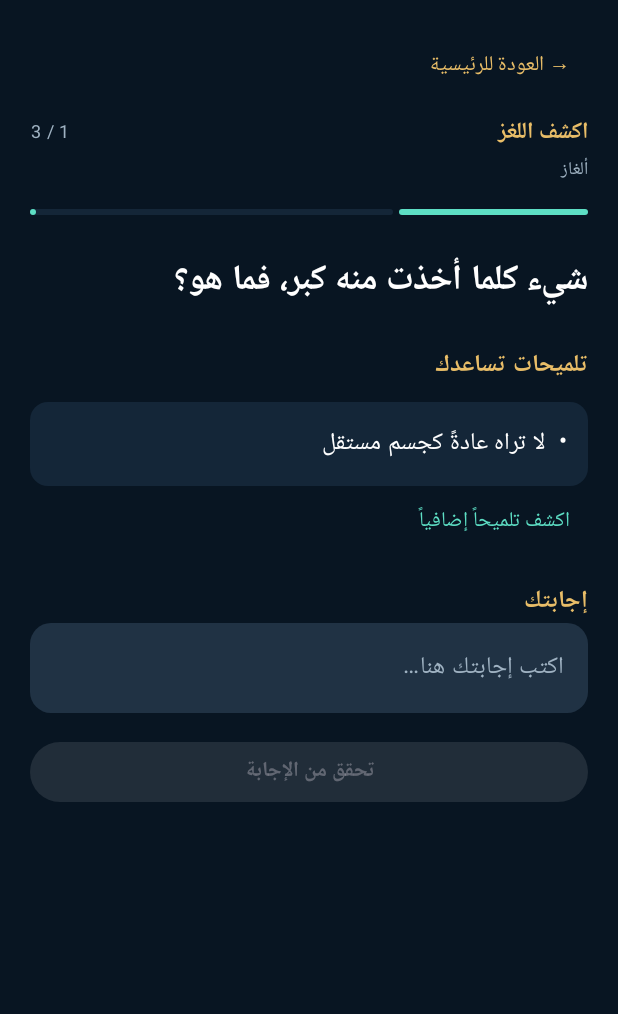
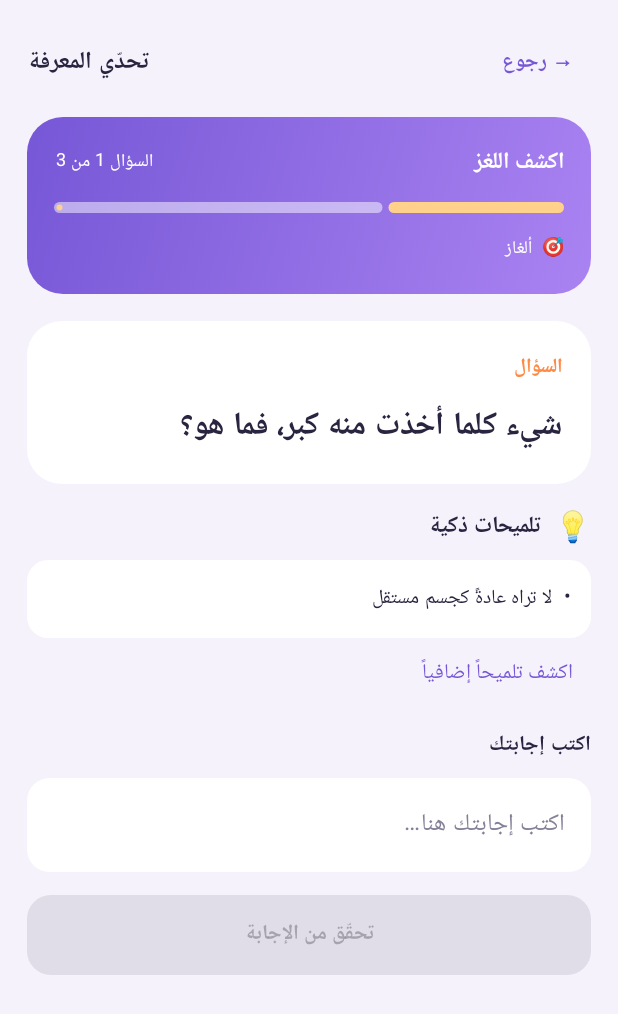
Before and after one commit to mohmed7689065353352-hub/-, an Android app built with Jetpack Compose: the screen it shows after launch (MainActivity), after a tap on "ابدأ التحدي", on a phone screen of 412 x 824 dp. Shown: the top 1014 px of the screen. Run offline under Robolectric (Android 15) with nearby library versions, the phone set to English and light mode, and no system bars.

Commit message:
Polish challenge screen, add light theme and app launcher icon

```diff
--- a/app/src/main/AndroidManifest.xml
+++ b/app/src/main/AndroidManifest.xml
@@ -1,5 +1,5 @@
 <manifest xmlns:android="http://schemas.android.com/apk/res/android">
- <application android:allowBackup="true" android:label="تحدي المعرفة" android:supportsRtl="true" android:theme="@android:style/Theme.Material.Light.NoActionBar">
+ <application android:allowBackup="true" android:label="تحدي المعرفة" android:icon="@drawable/ic_launcher" android:supportsRtl="true" android:theme="@android:style/Theme.Material.Light.NoActionBar">
   <activity android:name=".MainActivity" android:exported="true">
    <intent-filter><action android:name="android.intent.action.MAIN"/><category android:name="android.intent.category.LAUNCHER"/></intent-filter>
   </activity>
--- a/app/src/main/java/com/knowledgechallenge/app/MainActivity.kt
+++ b/app/src/main/java/com/knowledgechallenge/app/MainActivity.kt
@@ -24,11 +24,13 @@ import androidx.compose.ui.unit.LayoutDirection
 import androidx.compose.ui.unit.dp
 import androidx.compose.ui.unit.sp
 
-private val Ink=Color(0xFF081522)
-private val Panel=Color(0xFF142638)
-private val Gold=Color(0xFFE8BD68)
-private val Mint=Color(0xFF5DDEC4)
-private val Muted=Color(0xFF9FB2C2)
+private val Ink=Color(0xFF29243F)
+private val Panel=Color(0xFFFFFFFF)
+private val Gold=Color(0xFFFF8A45)
+private val Mint=Color(0xFF27BFA8)
+private val Muted=Color(0xFF858097)
+private val Canvas=Color(0xFFF5F2FC)
+private val Purple=Color(0xFF7657D6)
 
 class MainActivity:ComponentActivity(){
  override fun onCreate(savedInstanceState:Bundle?){super.onCreate(savedInstanceState);setContent{KnowledgeApp(applicationContext)}}
@@ -71,8 +73,8 @@ private fun normalize(v:String)=v.trim().lowercase().replace("أ","ا").replace(
  val questions=bank.filter{it.mode==selected}
  val current=questions.getOrNull(qIndex%questions.size.coerceAtLeast(1))
  CompositionLocalProvider(LocalLayoutDirection provides LayoutDirection.Rtl){
-  MaterialTheme(colorScheme=darkColorScheme(background=Ink,surface=Panel,primary=Gold,secondary=Mint,onBackground=Color.White,onSurface=Color.White)){
-   Surface(Modifier.fillMaxSize(),color=Ink){
+  MaterialTheme(colorScheme=lightColorScheme(background=Canvas,surface=Panel,primary=Gold,secondary=Mint,onBackground=Ink,onSurface=Ink)){
+   Surface(Modifier.fillMaxSize(),color=Canvas){
     if(selected==null||current==null) HomeScreen(score,solved,streak){selected=it;qIndex=0}
     else ChallengeScreen(current,qIndex+1,questions.size,{selected=null}){ok->
      if(ok){score+=10;solved++;streak++;prefs.edit().putInt("score",score).putInt("solved",solved).putInt("streak",streak).apply()}
@@ -147,26 +149,38 @@ private fun normalize(v:String)=v.trim().lowercase().replace("أ","ا").replace(
  var clueCount by remember(c){mutableIntStateOf(1)}
  var answer by remember(c){mutableStateOf("")}
  var checked by remember(c){mutableStateOf(false)}
+ var revealMemory by remember(c){mutableStateOf(true)}
  val correct=c.answers.any{normalize(answer)==normalize(it)}
- Column(Modifier.fillMaxSize().verticalScroll(rememberScrollState()).padding(20.dp)){
-  TextButton(onClick=onBack){Text("→ العودة للرئيسية",color=Gold)}
-  Spacer(Modifier.height(8.dp))
-  Row(Modifier.fillMaxWidth(),horizontalArrangement=Arrangement.SpaceBetween){Text(c.mode.title,color=Gold,fontSize=15.sp,fontWeight=FontWeight.Bold);Text("$number / $total",color=Muted,fontSize=12.sp)}
-  Text(c.category,color=Muted,fontSize=12.sp);Spacer(Modifier.height(14.dp))
-  LinearProgressIndicator(progress={number.toFloat()/total.coerceAtLeast(1)},modifier=Modifier.fillMaxWidth(),color=Mint,trackColor=Panel)
-  Spacer(Modifier.height(25.dp));Text(c.prompt,color=Color.White,fontSize=23.sp,fontWeight=FontWeight.Bold,lineHeight=35.sp)
-  Spacer(Modifier.height(22.dp));Text("تلميحات تساعدك",color=Gold,fontWeight=FontWeight.Bold)
-  c.clues.take(clueCount).forEach{Text("•  $it",color=Color.White,modifier=Modifier.fillMaxWidth().padding(top=10.dp).background(Panel,RoundedCornerShape(12.dp)).padding(14.dp))}
-  if(clueCount<c.clues.size&&!checked)TextButton(onClick={clueCount++}){Text("اكشف تلميحاً إضافياً",color=Mint)}
-  Spacer(Modifier.height(15.dp));Text("إجابتك",color=Gold,fontWeight=FontWeight.Bold)
-  BasicTextField(value=answer,onValueChange={answer=it},enabled=!checked,singleLine=true,modifier=Modifier.fillMaxWidth().background(Color(0xFF203244),RoundedCornerShape(14.dp)).padding(16.dp),textStyle=TextStyle(color=Color.White,fontSize=16.sp),decorationBox={inner->if(answer.isEmpty())Text("اكتب إجابتك هنا…",color=Muted);inner()})
+ LaunchedEffect(c){if(c.mode==Mode.MEMORY){revealMemory=true;kotlinx.coroutines.delay(3500);revealMemory=false}}
+ Column(Modifier.fillMaxSize().background(Canvas).verticalScroll(rememberScrollState()).padding(18.dp)){
+  Row(Modifier.fillMaxWidth(),verticalAlignment=Alignment.CenterVertically){TextButton(onClick=onBack){Text("→ رجوع",color=Purple,fontWeight=FontWeight.Bold)};Spacer(Modifier.weight(1f));Text("تحدّي المعرفة",color=Ink,fontWeight=FontWeight.ExtraBold)}
+  Spacer(Modifier.height(12.dp))
+  Column(Modifier.fillMaxWidth().background(Brush.linearGradient(listOf(Purple,Color(0xFFAA83F2))),RoundedCornerShape(24.dp)).padding(18.dp)){
+   Row(Modifier.fillMaxWidth(),horizontalArrangement=Arrangement.SpaceBetween){Text(c.mode.title,color=Color.White,fontSize=15.sp,fontWeight=FontWeight.Bold);Text("السؤال "+number+" من "+total,color=Color.White,fontSize=12.sp)}
+   Spacer(Modifier.height(13.dp));LinearProgressIndicator(progress={number.toFloat()/total.coerceAtLeast(1)},modifier=Modifier.fillMaxWidth().height(7.dp),color=Color(0xFFFFD18B),trackColor=Color(0x557FFFFFFF))
+   Spacer(Modifier.height(12.dp));Text("🎯  "+c.category,color=Color.White,fontSize=12.sp)
+  }
+  Spacer(Modifier.height(18.dp))
+  Column(Modifier.fillMaxWidth().background(Color.White,RoundedCornerShape(23.dp)).padding(19.dp)){
+   Text(if(c.mode==Mode.MEMORY&&revealMemory)"احفظ جيداً… ستختفي العناصر بعد لحظات" else "السؤال",color=Gold,fontSize=13.sp,fontWeight=FontWeight.ExtraBold)
+   Spacer(Modifier.height(10.dp));Text(if(c.mode==Mode.MEMORY&&!revealMemory)"انتهى وقت الحفظ! أجب من ذاكرتك." else c.prompt,color=Ink,fontSize=21.sp,fontWeight=FontWeight.Bold,lineHeight=32.sp)
+   if(c.mode==Mode.MEMORY&&revealMemory){Spacer(Modifier.height(10.dp));Text("⏳ احفظ التسلسل الآن",color=Purple,fontSize=12.sp,fontWeight=FontWeight.Bold)}
+  }
+  Spacer(Modifier.height(16.dp))
+  Row(verticalAlignment=Alignment.CenterVertically){Text("💡",fontSize=20.sp);Spacer(Modifier.width(7.dp));Text("تلميحات ذكية",color=Ink,fontWeight=FontWeight.Bold,fontSize=15.sp)}
+  c.clues.take(clueCount).forEach{Text("•  "+it,color=Ink,modifier=Modifier.fillMaxWidth().padding(top=9.dp).background(Color.White,RoundedCornerShape(14.dp)).padding(14.dp),fontSize=13.sp)}
+  if(clueCount<c.clues.size&&!checked)TextButton(onClick={clueCount++}){Text("اكشف تلميحاً إضافياً",color=Purple)}
+  Spacer(Modifier.height(12.dp));Text("اكتب إجابتك",color=Ink,fontWeight=FontWeight.Bold,fontSize=14.sp)
+  BasicTextField(value=answer,onValueChange={answer=it},enabled=!checked,singleLine=true,modifier=Modifier.fillMaxWidth().padding(top=9.dp).background(Color.White,RoundedCornerShape(15.dp)).padding(17.dp),textStyle=TextStyle(color=Ink,fontSize=16.sp),decorationBox={inner->if(answer.isEmpty())Text("اكتب إجابتك هنا…",color=Muted);inner()})
   Spacer(Modifier.height(15.dp))
-  Button(onClick={checked=true},enabled=answer.isNotBlank()&&!checked,modifier=Modifier.fillMaxWidth(),colors=ButtonDefaults.buttonColors(containerColor=Gold,contentColor=Ink)){Text("تحقق من الإجابة",fontWeight=FontWeight.Bold)}
+  Button(onClick={checked=true},enabled=answer.isNotBlank()&&!checked,modifier=Modifier.fillMaxWidth().height(53.dp),shape=RoundedCornerShape(16.dp),colors=ButtonDefaults.buttonColors(containerColor=Gold,contentColor=Color.White)){Text("تحقّق من الإجابة",fontWeight=FontWeight.Bold)}
   if(checked){
-   Spacer(Modifier.height(18.dp));Text(if(correct)"إجابة صحيحة! أحسنت 🎉" else "ليست الإجابة الصحيحة هذه المرة",color=if(correct)Mint else Gold,fontWeight=FontWeight.Bold,fontSize=18.sp)
-   if(!correct)Text("الإجابة النموذجية: "+c.answers.first(),color=Gold,modifier=Modifier.padding(top=8.dp))
-   Text(c.explanation,color=Color.White,modifier=Modifier.padding(top=9.dp),lineHeight=24.sp);Spacer(Modifier.height(14.dp))
-   Button(onClick={onNext(correct)},modifier=Modifier.fillMaxWidth()){Text(if(number==total)"ابدأ النمط من جديد" else "التحدي التالي")}
+   Spacer(Modifier.height(16.dp));Column(Modifier.fillMaxWidth().background(if(correct)Color(0xFFE4F8F1) else Color(0xFFFFF0E8),RoundedCornerShape(18.dp)).padding(16.dp)){
+    Text(if(correct)"🎉 إجابة صحيحة! أحسنت" else "💪 حاول مرة أخرى في الجولة القادمة",color=if(correct)Color(0xFF159A7C) else Color(0xFFCF6C37),fontWeight=FontWeight.ExtraBold,fontSize=17.sp)
+    if(!correct)Text("الإجابة النموذجية: "+c.answers.first(),color=Ink,modifier=Modifier.padding(top=8.dp),fontSize=13.sp)
+    Text(c.explanation,color=Ink,modifier=Modifier.padding(top=9.dp),lineHeight=23.sp,fontSize=13.sp)
+   }
+   Spacer(Modifier.height(14.dp));Button(onClick={onNext(correct)},modifier=Modifier.fillMaxWidth().height(52.dp),shape=RoundedCornerShape(16.dp),colors=ButtonDefaults.buttonColors(containerColor=Purple)){Text(if(number==total)"ابدأ النمط من جديد" else "التحدي التالي",fontWeight=FontWeight.Bold)}
   }
  }
 }
--- /dev/null
+++ b/app/src/main/res/drawable/ic_launcher.xml
@@ -0,0 +1 @@
+<vector xmlns:android="http://schemas.android.com/apk/res/android" android:width="108dp" android:height="108dp" android:viewportWidth="108" android:viewportHeight="108"><path android:fillColor="#7657D6" android:pathData="M0,0h108v108h-108z"/><path android:fillColor="#FFFFFF" android:pathData="M28,26h52v8h-52zM32,39h44v34h-44z"/><path android:fillColor="#FFB36B" android:pathData="M24,28h12v15h-12zM72,28h12v15h-12zM42,77h24v7h-24zM50,84h8v8h-8z"/><path android:fillColor="#7657D6" android:pathData="M40,46h28v21h-28z"/><path android:fillColor="#FFB36B" android:pathData="M54,47l4,8 9,1 -7,6 2,8 -8,-4 -8,4 2,-8 -7,-6 9,-1z"/></vector>
```
